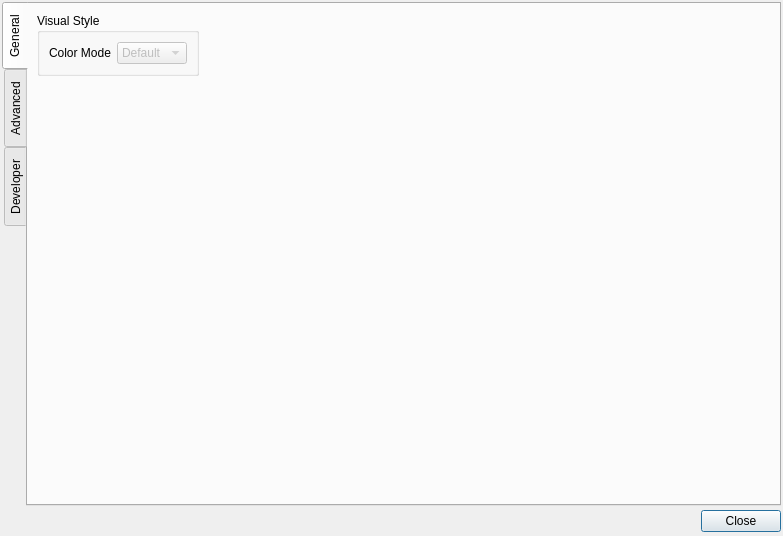
Above: src/globalconfigdialog.ui from syntalos/syntalos before the change. Below: the same form after it.
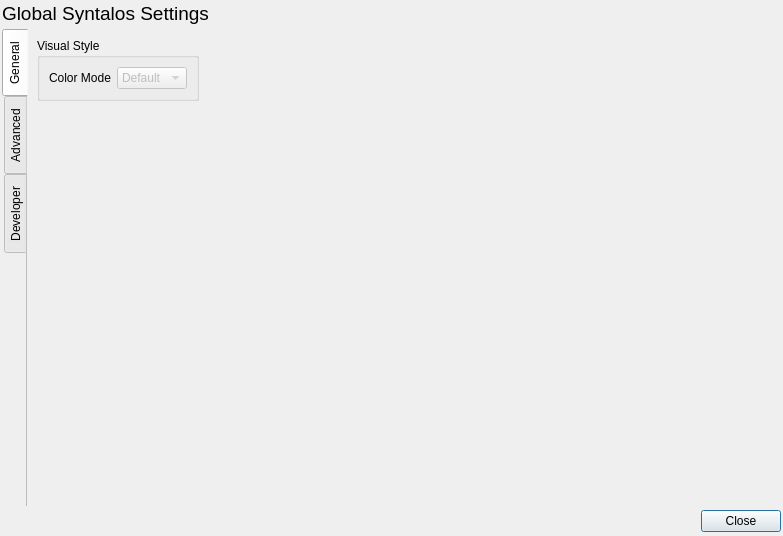
That is the form after the change. Icons and pictures are not drawn.

Commit message:
Make some room in UI for project settings & user management
In future we might actually hide all of the settings a bit more behind a
button, as they are rarely used and the tab bar consumes quite a bit of
space from the main view.

```diff
--- a/src/globalconfigdialog.ui
+++ b/src/globalconfigdialog.ui
@@ -32,6 +32,18 @@
    <property name="bottomMargin">
     <number>4</number>
    </property>
+   <item>
+    <widget class="QLabel" name="label">
+     <property name="font">
+      <font>
+       <pointsize>14</pointsize>
+      </font>
+     </property>
+     <property name="text">
+      <string>Global Syntalos Settings</string>
+     </property>
+    </widget>
+   </item>
    <item>
     <widget class="QTabWidget" name="tabWidget">
      <property name="tabPosition">
@@ -49,6 +61,9 @@
      <property name="usesScrollButtons">
       <bool>false</bool>
      </property>
+     <property name="documentMode">
+      <bool>true</bool>
+     </property>
      <widget class="QWidget" name="tabGeneral">
       <attribute name="icon">
        <iconset theme="settings-configure">
```
The commit also changes 3 other files.
